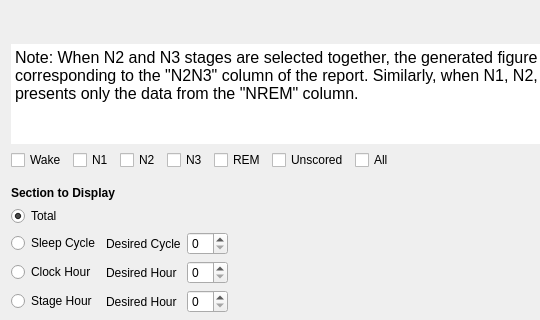
This is tools/CEAMSTools/PSAImages/OutputFiles/Ui_OutputFiles.ui in SnoozToolbox/snooz-package-ceams as Qt 5 draws it before an edit; both pictures show x 0 to 540 and y 444 to 764 of the 895 by 1161 pixel window. The edited form follows.
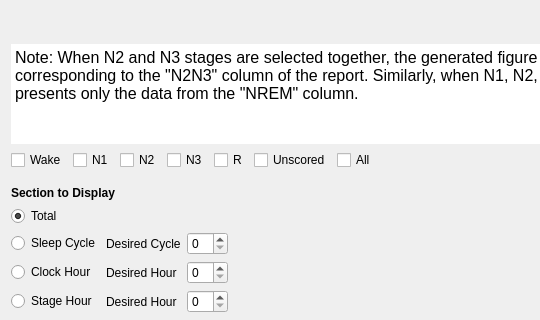
This is the edited form.

What changed in the file:
```diff
--- a/tools/CEAMSTools/PSAImages/OutputFiles/Ui_OutputFiles.ui
+++ b/tools/CEAMSTools/PSAImages/OutputFiles/Ui_OutputFiles.ui
@@ -395,7 +395,7 @@
          <item>
           <widget class="QCheckBox" name="checkBox_REM">
            <property name="text">
-            <string>REM</string>
+            <string>R</string>
            </property>
           </widget>
          </item>
```
Left out of the diff: 2 changed lines with no effect on the pictures.
